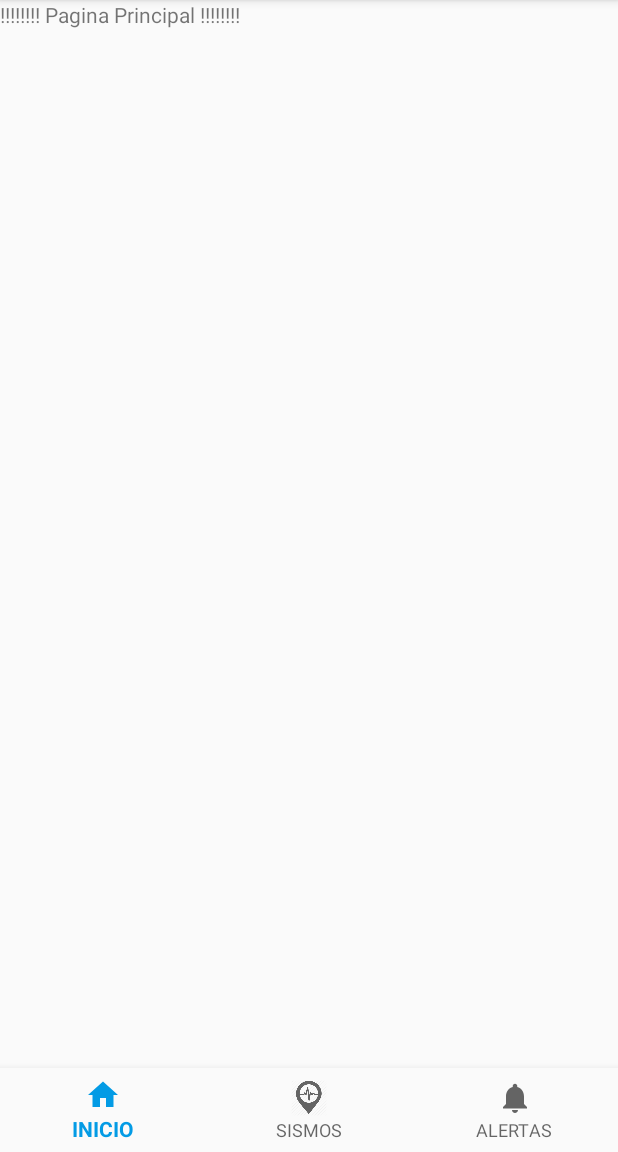
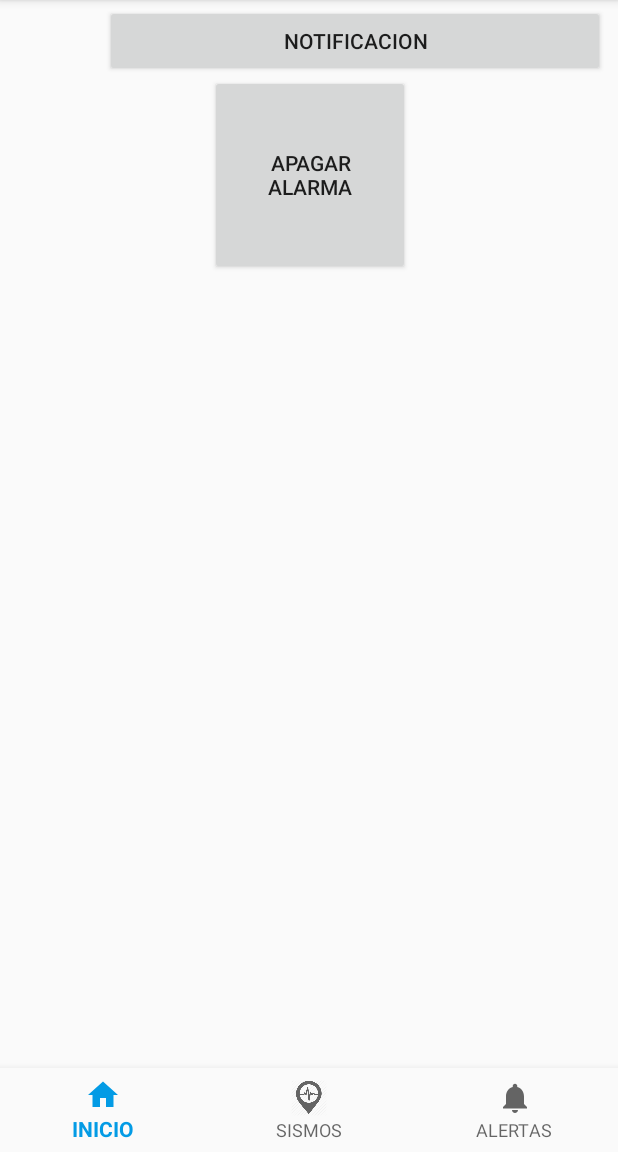
Before and after one commit to VrammDev/AlertaTsunami, an Android app: the screen it shows after launch (MainActivity), on a phone screen of 412 x 824 dp, the part 84-1236 px from its top. Run offline under Robolectric (Android 15) with nearby library versions, the phone set to English and light mode, and no system bars.

Commit message:
NotificationAlarm

```diff
--- a/app/src/main/res/layout/fragment_principal.xml
+++ b/app/src/main/res/layout/fragment_principal.xml
@@ -1,4 +1,4 @@
-<FrameLayout xmlns:android="http://schemas.android.com/apk/res/android"
+<RelativeLayout xmlns:android="http://schemas.android.com/apk/res/android"
     xmlns:tools="http://schemas.android.com/tools"
     android:layout_width="match_parent"
     android:layout_height="match_parent"
@@ -6,20 +6,28 @@
 
     <!-- TODO: Update blank fragment layout -->
 
-    <ScrollView
-        android:layout_width="match_parent"
-        android:layout_height="match_parent">
+    <Button
+        android:id="@+id/button"
+        android:layout_width="500px"
+        android:layout_height="wrap_content"
+        android:onClick="sendNotification"
+        android:layout_marginStart="70dp"
+        android:layout_marginTop="5px"
+        android:text="Notificacion"
+        tools:layout_editor_absoluteX="500dp"
+        tools:layout_editor_absoluteY="193dp"
+        tools:ignore="MissingConstraints,OnClick" />
 
-        <ListView
-            android:id="@+id/sismo1"
-            android:layout_width="match_parent"
-            android:layout_height="wrap_content" >
-        </ListView>
-    </ScrollView>
+    <Button
+        android:id="@+id/btnoff"
+        android:layout_width="200px"
+        android:layout_height="200px"
+        android:layout_marginStart="140dp"
+        android:layout_marginTop="50dp"
+        android:onClick="alarmaOff"
+        android:text="Apagar Alarma"
+        tools:ignore="MissingConstraints,OnClick"
+        />
 
-    <TextView
-        android:layout_width="match_parent"
-        android:layout_height="match_parent"
-        android:text="!!!!!!!! Pagina Principal !!!!!!!!" />
 
-</FrameLayout>
+</RelativeLayout>
```
Also changed, not shown: app/src/main/java/com/example/toshiba/alertatsunami/MainActivity.java (+44 -1 lines), 1 other file.
